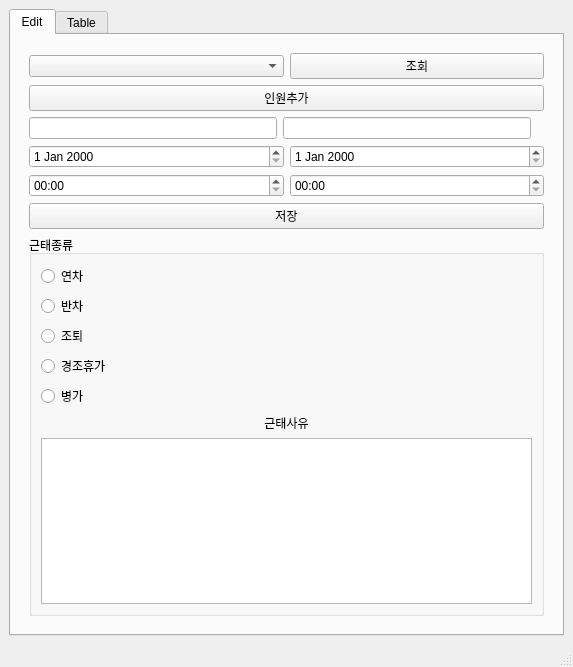
Before: the Qt Designer form templates/main.ui in gnsl318/Annual_program, drawn with Qt 5.
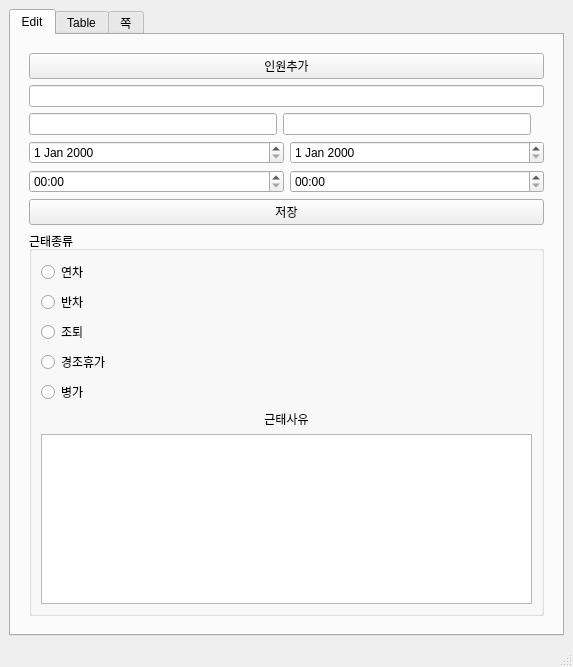
After: the same form once the commit is applied.

The edit to the form file:
```diff
--- a/templates/main.ui
+++ b/templates/main.ui
@@ -39,29 +39,22 @@
           <property name="frameShadow">
            <enum>QFrame::Raised</enum>
           </property>
-          <layout class="QVBoxLayout" name="verticalLayout_5">
-           <item>
+          <layout class="QGridLayout" name="gridLayout_2">
+           <item row="0" column="0">
             <layout class="QHBoxLayout" name="horizontalLayout_8">
              <item>
-              <widget class="QComboBox" name="name_list"/>
-             </item>
-             <item>
-              <widget class="QPushButton" name="user_search_btn">
+              <widget class="QPushButton" name="add_user_btn">
                <property name="text">
-                <string>조회</string>
+                <string>인원추가</string>
                </property>
               </widget>
              </item>
             </layout>
            </item>
-           <item>
-            <widget class="QPushButton" name="add_user_btn">
-             <property name="text">
-              <string>인원추가</string>
-             </property>
-            </widget>
+           <item row="1" column="0">
+            <widget class="QLineEdit" name="name_edit"/>
            </item>
-           <item>
+           <item row="2" column="0">
             <layout class="QHBoxLayout" name="horizontalLayout_3">
              <item>
               <widget class="QLineEdit" name="team_name"/>
@@ -81,7 +74,7 @@
              </item>
             </layout>
            </item>
-           <item>
+           <item row="3" column="0">
             <layout class="QHBoxLayout" name="horizontalLayout_4">
              <item>
               <widget class="QDateEdit" name="start_date"/>
@@ -91,7 +84,7 @@
              </item>
             </layout>
            </item>
-           <item>
+           <item row="4" column="0">
             <layout class="QHBoxLayout" name="horizontalLayout_2">
              <item>
               <widget class="QTimeEdit" name="start_time">
@@ -109,7 +102,7 @@
              </item>
             </layout>
            </item>
-           <item>
+           <item row="5" column="0">
             <layout class="QHBoxLayout" name="horizontalLayout">
              <item>
               <widget class="QPushButton" name="save_btn">
@@ -120,7 +113,7 @@
              </item>
             </layout>
            </item>
-           <item>
+           <item row="6" column="0">
             <widget class="QGroupBox" name="groupBox">
              <property name="title">
               <string>근태종류</string>
@@ -222,6 +215,21 @@
         </item>
        </layout>
       </widget>
+      <widget class="QWidget" name="tab_3">
+       <attribute name="title">
+        <string>쪽</string>
+       </attribute>
+       <widget class="QCalendarWidget" name="calendarWidget">
+        <property name="geometry">
+         <rect>
+          <x>3</x>
+          <y>2</y>
+          <width>541</width>
+          <height>601</height>
+         </rect>
+        </property>
+       </widget>
+      </widget>
      </widget>
     </item>
    </layout>
```
Left out of the diff: 4 changed lines with no effect on the pictures.
